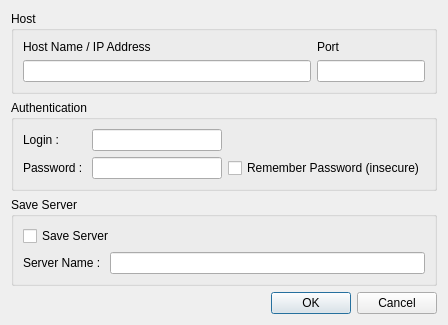
This is serverconfigdlg.ui in PonyEdit/PonyEdit as Qt 5 draws it before an edit. The edited form follows.
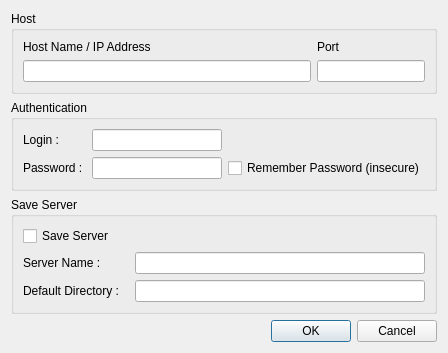
This is the edited form.

Commit message: fuck fuck fuck fuck I have the ability to choose remote directories from the stored servers list but it crashes. I could fix the crash but it's showing a systemic design flaw. Going to need to rework a few things when I get some time.

What changed in the file:
```diff
--- a/serverconfigdlg.ui
+++ b/serverconfigdlg.ui
@@ -7,7 +7,7 @@
     <x>0</x>
     <y>0</y>
     <width>448</width>
-    <height>286</height>
+    <height>312</height>
    </rect>
   </property>
   <property name="windowTitle">
@@ -115,7 +115,7 @@
         </property>
        </widget>
       </item>
-      <item row="1" column="1">
+      <item row="1" column="2">
        <widget class="QLineEdit" name="serverName"/>
       </item>
       <item row="1" column="0">
@@ -125,6 +125,16 @@
         </property>
        </widget>
       </item>
+      <item row="2" column="0">
+       <widget class="QLabel" name="label_6">
+        <property name="text">
+         <string>Default Directory : </string>
+        </property>
+       </widget>
+      </item>
+      <item row="2" column="2">
+       <widget class="QLineEdit" name="defaultDirectory"/>
+      </item>
      </layout>
     </widget>
    </item>
```
Left out of the diff: 2 changed lines with no effect on the pictures. The commit also changes 5 other files.
